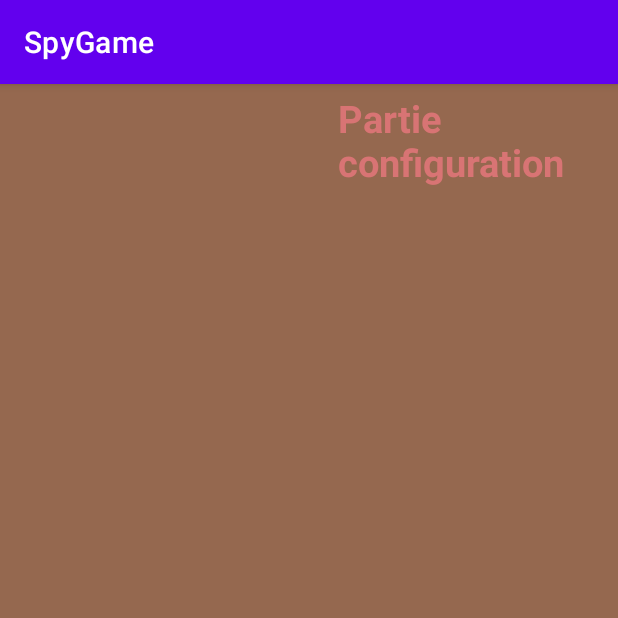
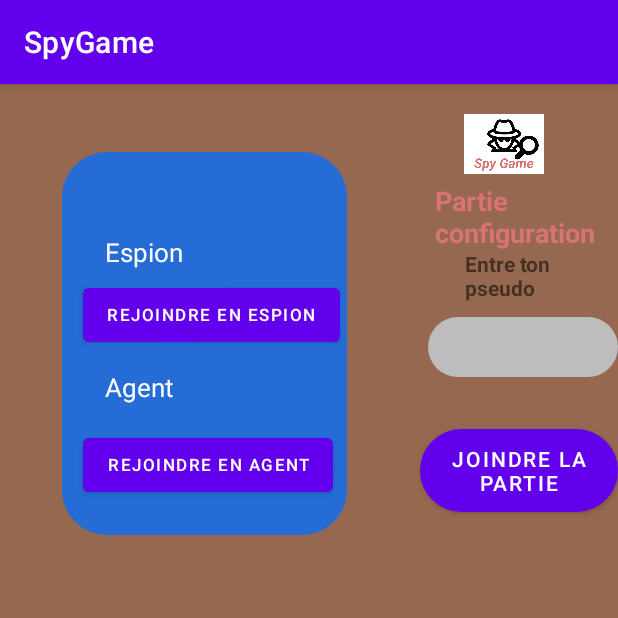
Before and after one commit to Axel-sudo/SpyGame, an Android app: the screen it shows after launch (PartyConfiguration), after a tap on "NOUVELLE PARTIE", on a phone screen of 412 x 824 dp, the top half of it. Run offline under Robolectric (Android 15) with nearby library versions, the phone set to English and light mode, and no system bars.

Commit message:
Link between activities + Exit logo

```diff
--- a/app/src/main/java/com/example/spygame/MainActivity.java
+++ b/app/src/main/java/com/example/spygame/MainActivity.java
@@ -4,19 +4,22 @@ import androidx.appcompat.app.AppCompatActivity;
 import android.widget.Button;
 import android.content.Intent;
 import android.view.View;
-
 import android.os.Bundle;
 
 public class MainActivity extends AppCompatActivity {
 
-    public Button button;
+    public Button button,setting;
+
 
     @Override
     protected void onCreate(Bundle savedInstanceState) {
         super.onCreate(savedInstanceState);
         setContentView(R.layout.activity_main);
 
-        button = (Button) findViewById(R.id.button3);
+        button =(Button)findViewById(R.id.button3);
+        setting =(Button)findViewById(R.id.button5);
+
+
 
         button.setOnClickListener(new View.OnClickListener() {
             @Override
@@ -28,5 +31,15 @@ public class MainActivity extends AppCompatActivity {
             }
         });
 
+        setting.setOnClickListener(new View.OnClickListener() {
+            @Override
+            public void onClick(View v) {
+
+             Intent intent2 = new Intent(MainActivity.this,Settings.class);
+             startActivity(intent2);
+
+            }
+        });
+
     }
 }
--- a/app/src/main/java/com/example/spygame/PartyConfiguration.java
+++ b/app/src/main/java/com/example/spygame/PartyConfiguration.java
@@ -6,6 +6,9 @@ import android.os.Bundle;
 
 public class PartyConfiguration extends AppCompatActivity {
 
+
+
+
     @Override
     protected void onCreate(Bundle savedInstanceState) {
         super.onCreate(savedInstanceState);
--- a/app/src/main/res/layout/activity_party_configuration.xml
+++ b/app/src/main/res/layout/activity_party_configuration.xml
@@ -1,61 +1,69 @@
 <?xml version="1.0" encoding="utf-8"?>
-<LinearLayout xmlns:android="http://schemas.android.com/apk/res/android"
+<RelativeLayout xmlns:android="http://schemas.android.com/apk/res/android"
     xmlns:app="http://schemas.android.com/apk/res-auto"
     xmlns:tools="http://schemas.android.com/tools"
     android:layout_width="match_parent"
     android:layout_height="match_parent"
     android:layout_centerHorizontal="true"
     android:background="@color/background"
-    tools:context=".PartyConfiguration">
+    tools:context=".PartyConfiguration"
+    android:orientation="vertical">
+
+
+   <ImageButton
+       android:id="@+id/imageButton2"
+       android:layout_width="70dp"
+       android:layout_height="60dp"
+       app:srcCompat="@drawable/ic_exit_foreground"
+       android:background="@color/background"
+       android:layout_marginLeft="735dp"
+       android:scaleX=".5"
+       android:scaleY=".5"
+
+       />
 
 
    <TextView
         android:id="@+id/textPartyConfig"
         android:layout_width="wrap_content"
         android:layout_height="wrap_content"
-        android:layout_marginLeft="225dp"
-        android:layout_marginTop="5dp"
+        android:layout_marginLeft="290dp"
+        android:layout_marginTop="65dp"
         android:text="@string/party_config"
         android:textStyle="bold"
         android:textColor="#D87474"
-        android:textSize="25dp"
+        android:textSize="18dp"
         tools:layout_editor_absoluteX="291dp"
         tools:layout_editor_absoluteY="155dp" />
 
 
-    <!-- <TextView
-        android:id="@+id/textPartyConfig"
-        android:layout_width="wrap_content"
-        android:layout_height="wrap_content"
-        android:layout_marginLeft="265dp"
-        android:layout_marginTop="95dp"
-        android:text="@string/party_config"
-        android:textStyle="bold"
-        android:textColor="#D87474"
-        android:textSize="25dp"
-        tools:layout_editor_absoluteX="291dp"
-        tools:layout_editor_absoluteY="155dp" />
-
-
+   <ImageView
+       android:id="@+id/imageView3"
+       android:layout_width="200dp"
+       android:layout_height="80dp"
+       android:scaleX=".5"
+       android:scaleY=".5"
+       android:src="@drawable/spylogo"
+       android:layout_marginLeft="260dp" />
 
    <View
        android:id="@+id/blue_team"
        android:layout_width="190dp"
-        android:layout_height="245dp"
+       android:layout_height="255dp"
        android:layout_alignParentLeft="true"
        android:layout_alignParentTop="true"
-        android:layout_marginLeft="45dp"
-        android:layout_marginTop="50dp"
+       android:layout_marginLeft="41dp"
+       android:layout_marginTop="45dp"
        android:background="@drawable/curved" />
 
    <View
             android:id="@+id/red_team"
             android:layout_width="190dp"
-        android:layout_height="245dp"
+            android:layout_height="255dp"
             android:layout_alignParentLeft="true"
             android:layout_alignParentTop="true"
-        android:layout_marginLeft="470dp"
-        android:layout_marginTop="50dp"
+            android:layout_marginLeft="500dp"
+            android:layout_marginTop="45dp"
             android:background="@drawable/curved2" />
 
         <EditText
@@ -63,8 +71,8 @@
             android:layout_width="165dp"
             android:layout_height="40dp"
             android:inputType="textPersonName"
-        android:text=""
-        android:layout_marginTop="215dp"
+            android:text="   "
+            android:layout_marginTop="155dp"
             android:layout_marginLeft="285dp"
             android:background="@drawable/card_curved"
 
@@ -74,8 +82,8 @@
             android:id="@+id/textPseudo"
             android:layout_width="wrap_content"
             android:layout_height="wrap_content"
-        android:layout_marginLeft="315dp"
-        android:layout_marginTop="180dp"
+            android:layout_marginLeft="310dp"
+            android:layout_marginTop="110dp"
             android:text="Entre ton pseudo"
             android:textStyle="bold" />
 
@@ -84,37 +92,38 @@
             android:layout_width="wrap_content"
             android:layout_height="wrap_content"
             android:layout_marginLeft="280dp"
-        android:layout_marginTop="300dp"
+            android:layout_marginTop="230dp"
             android:background="@drawable/card_curved"
             android:text="Joindre la partie" />
 
-    <TextView
+        <!-- <TextView
             android:id="@+id/number_blue"
             android:layout_width="wrap_content"
             android:layout_height="wrap_content"
             android:text="2"
             android:textSize="25dp"
-        android:layout_marginTop="150dp"
+            android:layout_marginTop="60dp"
             android:layout_marginLeft="140dp"
             android:background="#BDBDBD"
-        />
+            /> -->
 
-    <TextView
+       <!-- <TextView
             android:id="@+id/number_red"
             android:layout_width="wrap_content"
             android:layout_height="wrap_content"
             android:text="2"
             android:textSize="25dp"
-        android:layout_marginTop="150dp"
+            android:layout_marginTop="60dp"
             android:layout_marginLeft="580dp"
             android:background="@color/grey"/>
+            -->
 
         <TextView
             android:id="@+id/spy"
             android:layout_width="wrap_content"
             android:layout_height="wrap_content"
-        android:layout_marginTop="190dp"
-        android:layout_marginLeft="80dp"
+            android:layout_marginTop="100dp"
+            android:layout_marginLeft="70dp"
             android:text="Espion"
             android:textSize="17dp"
             android:textColor="@color/white"
@@ -125,8 +134,8 @@
             android:layout_width="wrap_content"
             android:layout_height="wrap_content"
             android:text="Agent"
-        android:layout_marginTop="290dp"
-        android:layout_marginLeft="80dp"
+            android:layout_marginTop="190dp"
+            android:layout_marginLeft="70dp"
             android:textSize="17dp"
             android:textColor="@color/white"
             />
@@ -134,7 +143,7 @@
             android:id="@+id/spy_red"
             android:layout_width="wrap_content"
             android:layout_height="wrap_content"
-        android:layout_marginTop="190dp"
+            android:layout_marginTop="100dp"
             android:layout_marginLeft="510dp"
             android:text="Espion"
             android:textSize="17dp"
@@ -146,31 +155,29 @@
             android:layout_width="wrap_content"
             android:layout_height="wrap_content"
             android:text="Agent"
-        android:layout_marginTop="290dp"
+            android:layout_marginTop="190dp"
             android:layout_marginLeft="510dp"
             android:textSize="17dp"
             android:textColor="@color/white"
             />
 
 
-
-
    <Button
        android:id="@+id/joinAsSpy"
        android:layout_width="wrap_content"
        android:layout_height="wrap_content"
-        android:layout_marginLeft="65dp"
-        android:layout_marginTop="220dp"
-        android:background="@drawable/card_curved"
+       android:layout_marginLeft="55dp"
+       android:layout_marginTop="130dp"
+
        android:text="Rejoindre en espion"
-        android:textSize="11dp"/>
+       android:textSize="11dp" />
         <Button
             android:id="@+id/joinAsAgent"
             android:layout_width="wrap_content"
             android:layout_height="wrap_content"
-        android:layout_marginLeft="65dp"
-        android:layout_marginTop="320dp"
-        android:background="@drawable/card_curved"
+            android:layout_marginLeft="55dp"
+            android:layout_marginTop="230dp"
+
             android:text="Rejoindre en Agent"
             android:textSize="11dp"/>
 
@@ -178,20 +185,17 @@
             android:id="@+id/joinAsRedSpy"
             android:layout_width="wrap_content"
             android:layout_height="wrap_content"
-        android:layout_marginLeft="500dp"
-        android:layout_marginTop="220dp"
-        android:background="@drawable/card_curved"
+            android:layout_marginLeft="510dp"
+            android:layout_marginTop="130dp"
             android:text="Rejoindre en espion"
             android:textSize="11dp"/>
         <Button
             android:id="@+id/joinAsRedAgent"
             android:layout_width="wrap_content"
             android:layout_height="wrap_content"
-        android:layout_marginLeft="500dp"
-        android:layout_marginTop="320dp"
-        android:background="@drawable/card_curved"
+            android:layout_marginLeft="510dp"
+            android:layout_marginTop="225dp"
             android:text="Rejoindre en agent"
             android:textSize="11dp"/>
--->
 
-</LinearLayout>
+</RelativeLayout>
--- /dev/null
+++ b/app/src/main/res/mipmap-anydpi-v26/ic_settings.xml
@@ -0,0 +1,5 @@
+<?xml version="1.0" encoding="utf-8"?>
+<adaptive-icon xmlns:android="http://schemas.android.com/apk/res/android">
+    <background android:drawable="@drawable/ic_settings_background"/>
+    <foreground android:drawable="@drawable/ic_settings_foreground"/>
+</adaptive-icon>
--- /dev/null
+++ b/app/src/main/res/mipmap-anydpi-v26/ic_settings_round.xml
@@ -0,0 +1,5 @@
+<?xml version="1.0" encoding="utf-8"?>
+<adaptive-icon xmlns:android="http://schemas.android.com/apk/res/android">
+    <background android:drawable="@drawable/ic_settings_background"/>
+    <foreground android:drawable="@drawable/ic_settings_foreground"/>
+</adaptive-icon>
```
Also changed, not shown: app/src/main/res/drawable/ic_settings_background.xml (added, +74 -0 lines), app/src/main/res/drawable/ic_settings_foreground.xml (added, +15 -0 lines), app/src/main/res/layout/activity_main.xml (+17 -10 lines), app/src/main/ic_settings-playstore.png (added), app/src/main/res/drawable/spylogo.jpg (added), app/src/main/res/mipmap-hdpi/ic_settings.png (added), app/src/main/res/mipmap-hdpi/ic_settings_round.png (added), app/src/main/res/mipmap-mdpi/ic_settings.png (added), app/src/main/res/mipmap-mdpi/ic_settings_round.png (added), app/src/main/res/mipmap-xhdpi/ic_settings.png (added), app/src/main/res/mipmap-xhdpi/ic_settings_round.png (added), app/src/main/res/mipmap-xxhdpi/ic_settings.png (added), app/src/main/res/mipmap-xxhdpi/ic_settings_round.png (added), app/src/main/res/mipmap-xxxhdpi/ic_settings.png (added), 1 more files. Lines whose indentation alone changed are shown as unchanged.
